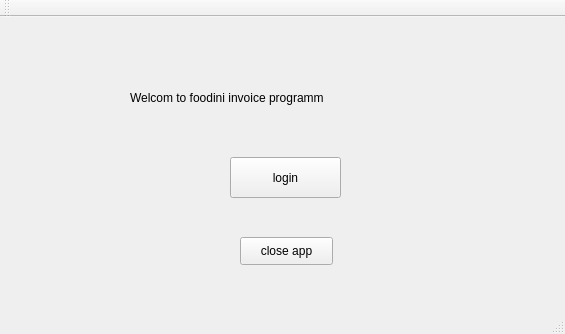
Above: mainwindow.ui from ben272503/invoided before the change. Below: the same form after it.
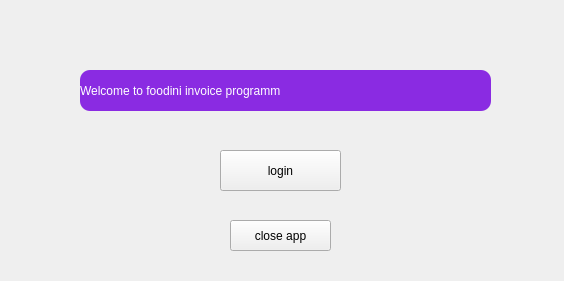
That is the form after the change. Icons and pictures are not drawn.

What changed in the file:
```diff
--- a/mainwindow.ui
+++ b/mainwindow.ui
@@ -6,8 +6,8 @@
    <rect>
     <x>0</x>
     <y>0</y>
-    <width>565</width>
-    <height>334</height>
+    <width>564</width>
+    <height>281</height>
    </rect>
   </property>
   <property name="windowTitle">
@@ -17,25 +17,29 @@
    <widget class="QLabel" name="label">
     <property name="geometry">
      <rect>
-      <x>130</x>
-      <y>50</y>
-      <width>311</width>
-      <height>61</height>
+      <x>80</x>
+      <y>70</y>
+      <width>411</width>
+      <height>41</height>
      </rect>
     </property>
     <property name="styleSheet">
-     <string notr="true">font: 11pt &quot;Segoe UI Symbol&quot;;</string>
+     <string notr="true">color:rgb(255, 255, 255); 
+font: 75 14pt &quot;Neue Haas Grotesk Text Pro&quot;;
+background: rgb(138, 43, 226);
+border-radius: 10%;
+opacity: 0.5;</string>
     </property>
     <property name="text">
-     <string>Welcom to foodini invoice programm</string>
+     <string>Welcome to foodini invoice programm</string>
     </property>
    </widget>
    <widget class="QPushButton" name="pushButton">
     <property name="geometry">
      <rect>
-      <x>230</x>
-      <y>140</y>
-      <width>111</width>
+      <x>220</x>
+      <y>150</y>
+      <width>121</width>
       <height>41</height>
      </rect>
     </property>
@@ -52,12 +56,15 @@
     </property>
     <property name="geometry">
      <rect>
-      <x>240</x>
+      <x>230</x>
       <y>220</y>
-      <width>93</width>
-      <height>28</height>
+      <width>101</width>
+      <height>31</height>
      </rect>
     </property>
+    <property name="styleSheet">
+     <string notr="true">font: 12pt &quot;MS Shell Dlg 2&quot;;</string>
+    </property>
     <property name="text">
      <string>close app</string>
     </property>
@@ -83,25 +90,6 @@
    <zorder>pushButton</zorder>
    <zorder>pushButton_2</zorder>
   </widget>
-  <widget class="QMenuBar" name="menuBar">
-   <property name="geometry">
-    <rect>
-     <x>0</x>
-     <y>0</y>
-     <width>565</width>
-     <height>26</height>
-    </rect>
-   </property>
-  </widget>
-  <widget class="QToolBar" name="mainToolBar">
-   <attribute name="toolBarArea">
-    <enum>TopToolBarArea</enum>
-   </attribute>
-   <attribute name="toolBarBreak">
-    <bool>false</bool>
-   </attribute>
-  </widget>
-  <widget class="QStatusBar" name="statusBar"/>
  </widget>
  <layoutdefault spacing="6" margin="11"/>
  <resources/>
```
Left out of the diff: 8 changed lines with no effect on the pictures.
